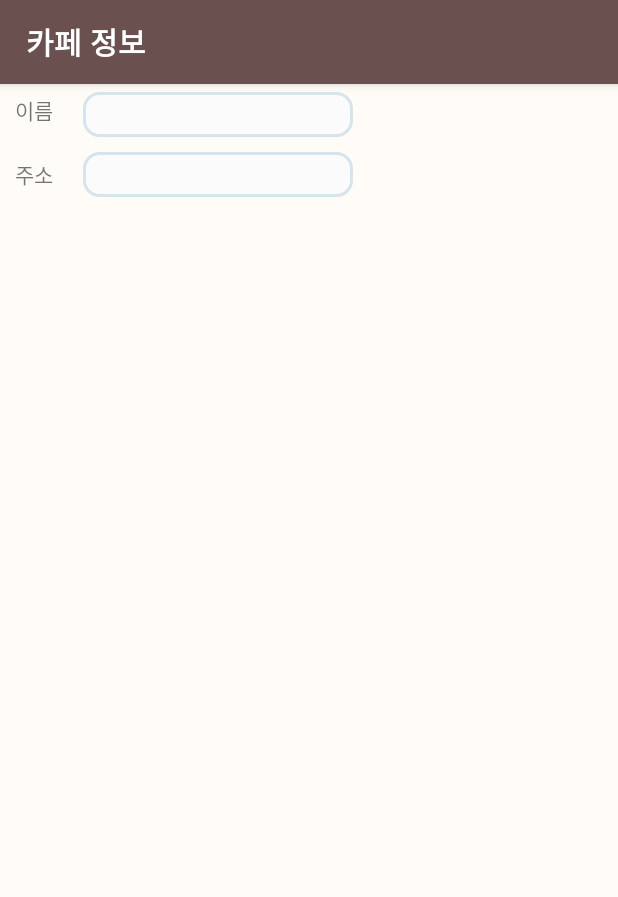
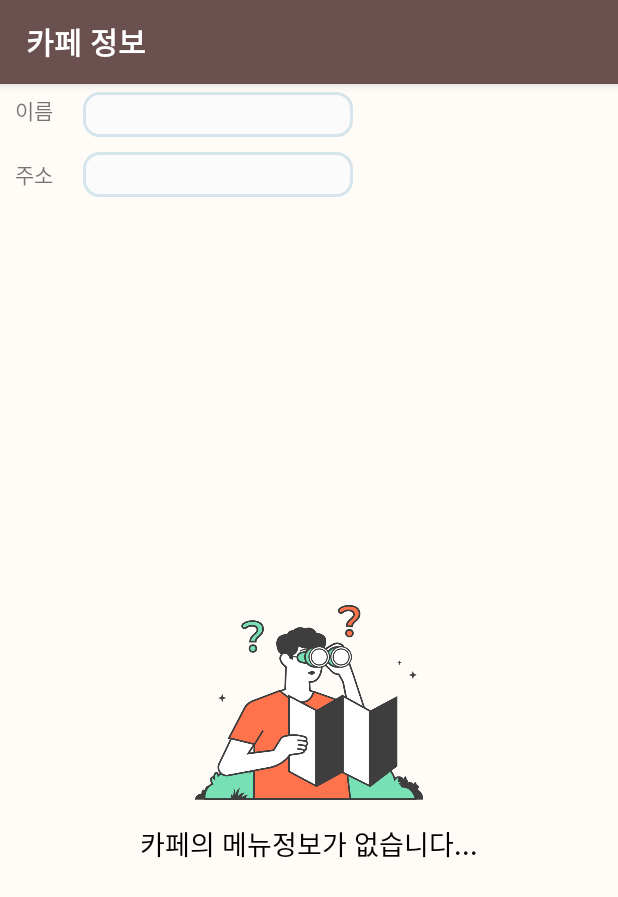
Before and after one commit to KIMTHE/KNU-CapstoneDesign-20212-Team10, an Android app: the CafeDetailActivity screen opened directly, with no data from a screen before it, on a phone screen of 412 x 824 dp. Shown: the top 897 px of the screen. Run offline under Robolectric (Android 15) with nearby library versions, the phone set to English and light mode, and no system bars; our stand-ins replace Firebase (no records; nobody signed in at launch, a user with empty details on screens opened directly); 2 statements that could not run were skipped.

Commit message:
[FEAT][REFACTOR] : modify cafe detail activity module
- 메뉴가 없을때, 특정 ui 나오도록 추가
- 기타 변수명 변경

```diff
--- a/android/app/src/main/java/com/jongsip/cafe/activity/CafeDetailActivity.kt
+++ b/android/app/src/main/java/com/jongsip/cafe/activity/CafeDetailActivity.kt
@@ -8,6 +8,7 @@ import android.util.Log
 import android.view.View
 import android.widget.*
 import androidx.appcompat.app.AppCompatActivity
+import com.google.api.Distribution
 import com.google.firebase.firestore.FirebaseFirestore
 import com.google.firebase.storage.FirebaseStorage
 import com.google.firebase.storage.StorageReference
@@ -21,6 +22,7 @@ class CafeDetailActivity : AppCompatActivity() {
     lateinit var textCafeAddress: TextView
     lateinit var listCafeMenu: ListView
     lateinit var connectWifi: Button
+    lateinit var layoutNotFound: LinearLayout
 
     lateinit var firestore: FirebaseFirestore
 
@@ -45,6 +47,7 @@ class CafeDetailActivity : AppCompatActivity() {
         textCafeAddress = findViewById(R.id.text_cafe_address)
         listCafeMenu = findViewById(R.id.list_cafe_menu)
         connectWifi = findViewById(R.id.connect_wifi)
+        layoutNotFound = findViewById(R.id.layout_not_found)
 
         textCafeName.text = intent.getStringExtra("placeName")
         textCafeAddress.text = intent.getStringExtra("addressName")
@@ -73,6 +76,7 @@ class CafeDetailActivity : AppCompatActivity() {
 
             this@CafeDetailActivity.runOnUiThread {
                 if (menuInfo != null) {
+                    layoutNotFound.visibility = View.INVISIBLE
                     listCafeMenu.adapter = CafeMenuAdapter(context, menuInfo!!)
                 }
             }
--- a/android/app/src/main/java/com/jongsip/cafe/fragment/SettingFragment.kt
+++ b/android/app/src/main/java/com/jongsip/cafe/fragment/SettingFragment.kt
@@ -31,7 +31,7 @@ class SettingFragment : Fragment() {
         //앱 평가하기 텍스트를 눌렀을 때
         goPlayStore.setOnClickListener {
             var intent : Intent = Intent(Intent(Intent.ACTION_VIEW))
-            intent.setData(Uri.parse("market://details?id=" + "com.kakao.talk")) //com.kakao.talk 부분에 패키지 이름으로 변경 후 출시하면 동작가능
+            intent.data = Uri.parse("market://details?id=" + "com.jongsip.cafe") //com.kakao.talk 부분에 패키지 이름으로 변경 후 출시하면 동작가능
             context?.startActivity(intent)
         }
 
@@ -39,8 +39,8 @@ class SettingFragment : Fragment() {
         //문의사항 텍스트를 눌렀을 때
         emailAddress.setOnClickListener {
             val clipboardManager : ClipboardManager = context?.getSystemService(CLIPBOARD_SERVICE) as ClipboardManager
-            val clipData = ClipData.newPlainText("strName","jongsip@gmail.com")
-            clipboardManager?.setPrimaryClip(clipData)
+            val clipData = ClipData.newPlainText("strName","teamjongsip@gmail.com")
+            clipboardManager.setPrimaryClip(clipData)
 
             Toast.makeText(context, "이메일 주소가 복사됐습니다", Toast.LENGTH_SHORT).show()
         }
--- a/android/app/src/main/res/layout/activity_cafe_detail.xml
+++ b/android/app/src/main/res/layout/activity_cafe_detail.xml
@@ -21,7 +21,6 @@
             android:elevation="4dp">
 
             <TextView
-                android:textStyle="bold"
                 android:layout_width="161dp"
                 android:layout_height="30dp"
                 android:layout_alignParentStart="true"
@@ -29,9 +28,10 @@
                 android:layout_marginStart="17dp"
                 android:gravity="center_vertical"
                 android:lineSpacingExtra="4sp"
-                android:text="카페 정보"
+                android:text="@string/cafe_info_text"
                 android:textColor="@color/white"
-                android:textSize="20sp" />
+                android:textSize="20sp"
+                android:textStyle="bold" />
         </RelativeLayout>
 
         <RelativeLayout
@@ -40,24 +40,24 @@
             android:layout_height="wrap_content">
 
             <TextView
-                android:id="@+id/just_txt_cafe_name"
+                android:id="@+id/text_just_name"
                 android:layout_width="wrap_content"
                 android:layout_height="wrap_content"
                 android:layout_alignTop="@id/text_cafe_name"
                 android:layout_alignBottom="@id/text_cafe_name"
-                android:layout_alignParentLeft="true"
+                android:layout_alignParentStart="true"
                 android:layout_alignParentTop="true"
-                android:layout_marginLeft="10dp"
-                android:layout_marginRight="20dp"
+                android:layout_marginStart="10dp"
+                android:layout_marginEnd="20dp"
                 android:gravity="center"
-                android:text="이름" />
+                android:text="@string/name_text" />
 
             <TextView
                 android:id="@+id/text_cafe_name"
                 android:layout_width="180dp"
                 android:layout_height="30dp"
                 android:layout_marginTop="5dp"
-                android:layout_toRightOf="@id/just_txt_cafe_name"
+                android:layout_toEndOf="@id/text_just_name"
                 android:background="@drawable/border_round_stroke"
                 android:gravity="center"
                 android:textAlignment="center"
@@ -69,16 +69,16 @@
                 tools:text="경대커피" />
 
             <TextView
-                android:id="@+id/just_txt_cafe_address"
+                android:id="@+id/text_just_address"
                 android:layout_width="wrap_content"
                 android:layout_height="wrap_content"
-                android:layout_below="@id/just_txt_cafe_name"
+                android:layout_below="@id/text_just_name"
                 android:layout_alignTop="@id/text_cafe_address"
                 android:layout_alignBottom="@id/text_cafe_address"
-                android:layout_marginLeft="10dp"
-                android:layout_marginRight="20dp"
+                android:layout_marginStart="10dp"
+                android:layout_marginEnd="20dp"
                 android:gravity="center"
-                android:text="주소" />
+                android:text="@string/address_text" />
 
             <TextView
                 android:id="@+id/text_cafe_address"
@@ -86,7 +86,7 @@
                 android:layout_height="30dp"
                 android:layout_below="@id/text_cafe_name"
                 android:layout_marginTop="10dp"
-                android:layout_toRightOf="@id/just_txt_cafe_address"
+                android:layout_toEndOf="@id/text_just_address"
                 android:background="@drawable/border_round_stroke"
                 android:gravity="center"
                 android:textAlignment="center"
@@ -101,9 +101,9 @@
                 android:layout_height="wrap_content"
                 android:layout_alignParentEnd="true"
                 android:layout_marginTop="5dp"
-                android:layout_marginRight="10dp"
+                android:layout_marginEnd="10dp"
                 android:background="@drawable/border_round_stroke_dark_brown"
-                android:text="WIFI 연결하기"
+                android:text="@string/wifi_connect_text"
                 android:textColor="@color/white" />
         </RelativeLayout>
 
@@ -117,5 +117,32 @@
             app:layout_constraintTop_toBottomOf="@id/text_cafe_address"
             android:divider="#FFFFFF"/>
 
+        <LinearLayout
+            android:id="@+id/layout_not_found"
+            android:layout_width="match_parent"
+            android:layout_height="match_parent"
+            android:layout_gravity="center"
+            android:gravity="center"
+            android:orientation="vertical"
+            android:visibility="visible">
+
+            <ImageView
+                android:layout_width="wrap_content"
+                android:layout_height="150dp"
+                android:layout_gravity="center"
+                android:padding="10dp"
+                android:src="@drawable/notfound" />
+
+            <TextView
+                android:layout_width="match_parent"
+                android:layout_height="wrap_content"
+                android:gravity="center"
+                android:padding="5dp"
+                android:text="카페의 메뉴정보가 없습니다..."
+                android:textColor="@color/black"
+                android:textSize="18sp" />
+
+        </LinearLayout>
+
     </LinearLayout>
 </ScrollView>
--- a/android/app/src/main/res/layout/activity_intro.xml
+++ b/android/app/src/main/res/layout/activity_intro.xml
@@ -48,7 +48,7 @@
             android:layout_marginBottom="10dp"
             android:gravity="center"
             android:padding="5dp"
-            android:text="이 훌륭한 기능들을 사용할 준비가 되셨나요?"
+            android:text="@string/intro_text"
             android:textSize="11sp" />
 
         <Button
@@ -58,7 +58,7 @@
             android:layout_marginBottom="15dp"
             android:background="@drawable/rounded_button"
             android:gravity="center"
-            android:text="카페 어디가?"
+            android:text="주변카페 찾아보기"
             android:textColor="@color/white"
             android:textSize="14sp"
             android:textStyle="bold" />
--- a/android/app/src/main/res/layout/fragment_intro1.xml
+++ b/android/app/src/main/res/layout/fragment_intro1.xml
@@ -27,7 +27,7 @@
             android:fontFamily="@font/gilroy_bold"
             android:gravity="center"
             android:padding="5dp"
-            android:text="오늘은 어떤 카페를 갈까요?"
+            android:text="@string/intro1_text"
             android:textColor="@color/black"
             android:textSize="21sp"
             android:textStyle="bold" />
--- a/android/app/src/main/res/layout/fragment_intro2.xml
+++ b/android/app/src/main/res/layout/fragment_intro2.xml
@@ -32,7 +32,7 @@
             android:fontFamily="@font/gilroy_bold"
             android:gravity="center"
             android:padding="5dp"
-            android:text="지도로 카페를 찾아보세요"
+            android:text="@string/intro2_text"
             android:textColor="@color/black"
             android:textSize="21sp"
             android:textStyle="bold" />
--- a/android/app/src/main/res/layout/fragment_intro3.xml
+++ b/android/app/src/main/res/layout/fragment_intro3.xml
@@ -30,7 +30,7 @@
             android:fontFamily="@font/gilroy_bold"
             android:gravity="center"
             android:padding="5dp"
-            android:text="카페 wifi를 쉽게 연결해보세요"
+            android:text="@string/intro3_text"
             android:textColor="@color/black"
             android:textSize="21sp"
             android:textStyle="bold" />
--- a/android/app/src/main/res/layout/fragment_setting.xml
+++ b/android/app/src/main/res/layout/fragment_setting.xml
@@ -53,7 +53,7 @@
             android:id="@+id/email_address"
             android:layout_width="match_parent"
             android:layout_height="wrap_content"
-            android:text="문의사항       jongsip@gmail.com"
+            android:text="문의사항       teamjongsip@gmail.com"
             android:layout_marginStart="10dp"
             android:layout_marginTop="10dp"
             android:layout_marginBottom="10dp"
--- a/android/app/src/main/res/values/strings.xml
+++ b/android/app/src/main/res/values/strings.xml
@@ -23,4 +23,12 @@
     <string name="item_cafe_price_text">%s 원</string>
     <string name="item_price_text">메뉴가격</string>
     <string name="item_name_text">메뉴이름</string>
+    <string name="intro1_text">오늘은 어떤 카페를 갈까요?</string>
+    <string name="intro2_text">지도로 카페를 찾아보세요</string>
+    <string name="intro3_text">카페 wifi를 쉽게 연결해보세요</string>
+    <string name="intro_text">이 훌륭한 기능들을 사용할 준비가 되셨나요?</string>
+    <string name="cafe_info_text">카페 정보</string>
+    <string name="name_text">이름</string>
+    <string name="address_text">주소</string>
+    <string name="wifi_connect_text">WIFI 연결하기</string>
 </resources>
```
Also changed, not shown: android/app/src/main/res/drawable/notfound.png (added).
